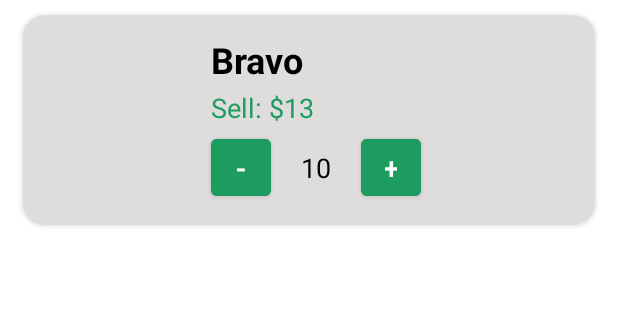
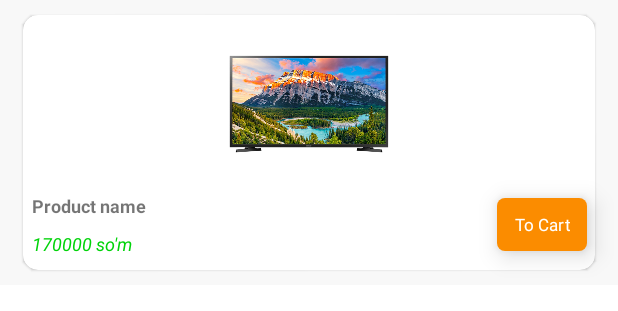
Before and after one commit to Shahrizod-Developer/Veryimportantexamwithgroup, an Android app: the layout product_item.xml on its own in the app's theme, with its tools: preview values and no code run, on a phone screen of 412 x 824 dp. Shown: the top 311 px of the screen. Run offline under Robolectric (Android 15) with nearby library versions, the phone set to English and light mode, and no system bars.

Commit message:
product screen

```diff
--- /dev/null
+++ b/client/src/main/res/drawable/ic_baseline_arrow_back_24.xml
@@ -0,0 +1,5 @@
+<vector android:autoMirrored="true" android:height="40dp"
+    android:tint="#FFFFFF" android:viewportHeight="24"
+    android:viewportWidth="24" android:width="40dp" xmlns:android="http://schemas.android.com/apk/res/android">
+    <path android:fillColor="@android:color/white" android:pathData="M20,11H7.83l5.59,-5.59L12,4l-8,8 8,8 1.41,-1.41L7.83,13H20v-2z"/>
+</vector>
--- /dev/null
+++ b/client/src/main/res/drawable/product_filter_button_bg.xml
@@ -0,0 +1,9 @@
+<?xml version="1.0" encoding="utf-8"?>
+<selector xmlns:android="http://schemas.android.com/apk/res/android">
+<item>
+    <shape>
+        <corners android:radius="5dp"/>
+        <solid android:color="#00FF0B"/>
+    </shape>
+</item>
+</selector>
--- /dev/null
+++ b/client/src/main/res/drawable/product_to_cart_bg.xml
@@ -0,0 +1,9 @@
+<?xml version="1.0" encoding="utf-8"?>
+<selector xmlns:android="http://schemas.android.com/apk/res/android">
+<item>
+    <shape>
+        <corners android:radius="5dp"/>
+        <solid android:color="#FB8C00"/>
+    </shape>
+</item>
+</selector>
--- a/client/src/main/res/layout/fragment_product_screen.xml
+++ b/client/src/main/res/layout/fragment_product_screen.xml
@@ -16,11 +16,59 @@
         app:layout_constraintStart_toStartOf="parent"
         app:layout_constraintTop_toTopOf="parent" />
 
+    <ImageButton
+        android:id="@+id/back_from_product"
+        android:layout_width="50dp"
+        android:layout_height="50dp"
+        android:backgroundTint="#00000000"
+        android:padding="10dp"
+        android:layout_marginStart="6dp"
+        app:layout_constraintHorizontal_chainStyle="spread_inside"
+        app:layout_constraintBottom_toBottomOf="@+id/action_bar"
+        app:layout_constraintEnd_toStartOf="@+id/product_search"
+        app:layout_constraintStart_toStartOf="parent"
+        app:layout_constraintTop_toTopOf="@+id/action_bar"
+        tools:src="@drawable/ic_baseline_arrow_back_24" />
+
+    <androidx.appcompat.widget.SearchView
+        android:id="@+id/product_search"
+        android:layout_width="0dp"
+        android:layout_height="45dp"
+        android:background="#fff"
+        android:layout_marginHorizontal="10dp"
+        app:layout_constraintBottom_toBottomOf="@+id/action_bar"
+        app:layout_constraintEnd_toStartOf="@+id/product_filter"
+        app:layout_constraintStart_toEndOf="@+id/back_from_product"
+        app:layout_constraintTop_toTopOf="@+id/action_bar"
+        app:layout_constraintVertical_bias="0.375" />
+
+    <TextView
+        android:id="@+id/product_filter"
+        android:elevation="10dp"
+        android:layout_width="70dp"
+        android:layout_height="35dp"
+        android:layout_marginHorizontal="10dp"
+        android:gravity="center"
+        android:background="@drawable/product_filter_button_bg"
+        android:text="To Cart"
+        android:textSize="14sp"
+        android:textColor="@color/white"
+        app:layout_constraintBottom_toBottomOf="@+id/action_bar"
+        app:layout_constraintEnd_toEndOf="parent"
+        app:layout_constraintHorizontal_bias="0.5"
+        app:layout_constraintStart_toEndOf="@+id/product_search"
+        app:layout_constraintTop_toTopOf="@+id/action_bar" />
+
     <androidx.recyclerview.widget.RecyclerView
         android:id="@+id/product_list"
         android:layout_width="match_parent"
         android:layout_height="0dp"
+        app:layoutManager="androidx.recyclerview.widget.GridLayoutManager"
+        app:layout_constraintBottom_toBottomOf="parent"
+        app:layout_constraintEnd_toEndOf="parent"
+        app:layout_constraintStart_toStartOf="parent"
         app:layout_constraintTop_toBottomOf="@id/action_bar"
-        app:layout_constraintBottom_toBottomOf="parent" />
+        app:spanCount="2"
+        tools:listitem="@layout/product_item" />
 
 </androidx.constraintlayout.widget.ConstraintLayout>
--- a/client/src/main/res/layout/product_item.xml
+++ b/client/src/main/res/layout/product_item.xml
@@ -1,97 +1,85 @@
 <?xml version="1.0" encoding="utf-8"?>
-<androidx.cardview.widget.CardView xmlns:android="http://schemas.android.com/apk/res/android"
+<androidx.constraintlayout.widget.ConstraintLayout xmlns:android="http://schemas.android.com/apk/res/android"
     xmlns:app="http://schemas.android.com/apk/res-auto"
     xmlns:tools="http://schemas.android.com/tools"
     android:layout_width="match_parent"
-    android:layout_height="wrap_content"
+    android:background="#F8F8F8"
+    android:layout_height="190dp">
+
+    <com.google.android.material.card.MaterialCardView
+        android:id="@+id/card"
+        android:clickable="true"
+        android:focusable="true"
+        android:layout_width="match_parent"
+        android:layout_height="match_parent"
         android:layout_marginHorizontal="15dp"
         android:layout_marginVertical="10dp"
-    android:orientation="vertical"
-    app:cardBackgroundColor="#DEDCDC"
-    app:cardCornerRadius="15dp">
-
-    <androidx.constraintlayout.widget.ConstraintLayout
-        android:layout_width="match_parent"
-        android:layout_height="match_parent"
-        android:padding="10dp">
+        android:elevation="10dp"
+        app:cardCornerRadius="10dp"
+        app:layout_constraintBottom_toBottomOf="parent"
+        app:layout_constraintEnd_toEndOf="parent"
+        app:layout_constraintStart_toStartOf="parent"
+        app:layout_constraintTop_toTopOf="parent" />
 
     <ImageView
-            android:id="@+id/iv_item_pic"
-            android:layout_width="80dp"
-            android:layout_height="80dp"
-            android:layout_margin="20dp"
-            app:layout_constraintBottom_toBottomOf="parent"
-            app:layout_constraintStart_toStartOf="parent"
-            app:layout_constraintTop_toTopOf="parent"
-            tools:ignore="ContentDescription" />
+        android:id="@+id/product_image"
+        android:layout_width="0dp"
+        android:layout_height="100dp"
+        android:elevation="10dp"
+        app:layout_constraintBottom_toTopOf="@id/product_name"
+        app:layout_constraintEnd_toEndOf="@+id/card"
+        app:layout_constraintStart_toStartOf="@+id/card"
+        app:layout_constraintTop_toTopOf="@+id/card"
+        app:layout_constraintVertical_bias="0"
+        app:layout_constraintVertical_chainStyle="spread"
+        app:srcCompat="@drawable/tv_image" />
 
     <TextView
-            android:id="@+id/tv_item_name"
-            android:layout_width="0dp"
+        android:id="@+id/product_name"
+        android:layout_width="wrap_content"
         android:layout_height="wrap_content"
-            android:layout_marginLeft="15dp"
-            android:text="Bravo"
-            android:textColor="@color/black"
-            android:textSize="24sp"
+        android:layout_marginStart="6dp"
+        android:elevation="10dp"
+        android:text="Product name"
+        android:textSize="12sp"
         android:textStyle="bold"
-            app:layout_constraintBottom_toTopOf="@id/tv_item_price"
-            app:layout_constraintEnd_toEndOf="parent"
-            app:layout_constraintStart_toEndOf="@id/iv_item_pic"
-            app:layout_constraintTop_toTopOf="parent"
-            tools:ignore="HardcodedText,RtlHardcoded" />
+        app:layout_constraintHorizontal_chainStyle="spread_inside"
+        app:layout_constraintBottom_toTopOf="@id/product_price"
+        app:layout_constraintEnd_toStartOf="@+id/product_savat"
+        app:layout_constraintHorizontal_bias="0.5"
+        app:layout_constraintStart_toEndOf="@+id/card"
+        app:layout_constraintStart_toStartOf="@+id/card"
+        app:layout_constraintTop_toBottomOf="@+id/product_image" />
 
     <TextView
-            android:id="@+id/tv_item_price"
-            android:layout_width="0dp"
+        android:id="@+id/product_price"
+        android:layout_width="wrap_content"
         android:layout_height="wrap_content"
-            android:layout_marginLeft="15dp"
-            android:text="Sell: $13"
-            android:textColor="#1C9D5F"
-            android:textSize="18sp"
-            app:layout_constraintBottom_toTopOf="@id/btn_item_minus"
-            app:layout_constraintEnd_toEndOf="parent"
-            app:layout_constraintStart_toEndOf="@id/iv_item_pic"
-            app:layout_constraintTop_toBottomOf="@id/tv_item_name"
-            tools:ignore="HardcodedText,RtlHardcoded" />
+        android:elevation="10dp"
+        android:text="170000 so'm"
+        android:textColor="#00D309"
+        android:textSize="12sp"
+        android:textStyle="italic"
+        app:layout_constraintBottom_toBottomOf="@id/card"
+        app:layout_constraintEnd_toStartOf="@+id/product_savat"
+        app:layout_constraintHorizontal_bias="0"
+        app:layout_constraintStart_toStartOf="@+id/product_name"
+        app:layout_constraintTop_toBottomOf="@+id/product_name" />
 
     <TextView
-            android:id="@+id/tv_item_count"
-            android:layout_width="wrap_content"
-            android:layout_height="wrap_content"
-            android:text="10"
-            android:textColor="@color/black"
-            android:textSize="18sp"
-            android:layout_marginStart="20dp"
-            app:layout_constraintStart_toEndOf="@id/btn_item_minus"
-            app:layout_constraintTop_toTopOf="@id/btn_item_minus"
-            app:layout_constraintBottom_toBottomOf="@id/btn_item_minus"
-            tools:ignore="HardcodedText" />
-
-        <Button
-            android:id="@+id/btn_item_minus"
-            android:layout_width="40dp"
-            android:layout_height="50dp"
-            android:backgroundTint="#1C9D5F"
-            android:text="-"
-            android:textSize="20sp"
-            app:layout_constraintBottom_toBottomOf="parent"
-            app:layout_constraintStart_toStartOf="@+id/tv_item_price"
-            app:layout_constraintTop_toBottomOf="@id/tv_item_price"
-            tools:ignore="HardcodedText" />
-
-        <Button
-            android:id="@+id/btn_item_plus"
-            android:layout_width="40dp"
-            android:layout_height="50dp"
-            android:backgroundTint="#1C9D5F"
-            android:text="+"
-            android:textSize="20sp"
-            android:layout_marginStart="20dp"
-            app:layout_constraintStart_toEndOf="@id/tv_item_count"
-            app:layout_constraintTop_toTopOf="@id/tv_item_count"
-            app:layout_constraintBottom_toBottomOf="@id/tv_item_count"
-            tools:ignore="HardcodedText" />
+        android:elevation="10dp"
+        android:id="@+id/product_savat"
+        android:layout_width="60dp"
+        android:layout_height="35dp"
+        android:gravity="center"
+        android:background="@drawable/product_to_cart_bg"
+        android:text="To Cart"
+        android:textSize="11sp"
+        android:textColor="@color/white"
+        android:layout_marginHorizontal="5dp"
+        app:layout_constraintBottom_toBottomOf="@+id/card"
+        app:layout_constraintEnd_toEndOf="@+id/card"
+        app:layout_constraintStart_toEndOf="@+id/product_name"
+        app:layout_constraintTop_toBottomOf="@+id/product_image" />
 
 </androidx.constraintlayout.widget.ConstraintLayout>
-
-</androidx.cardview.widget.CardView>
```
Lines whose indentation alone changed are shown as unchanged.
